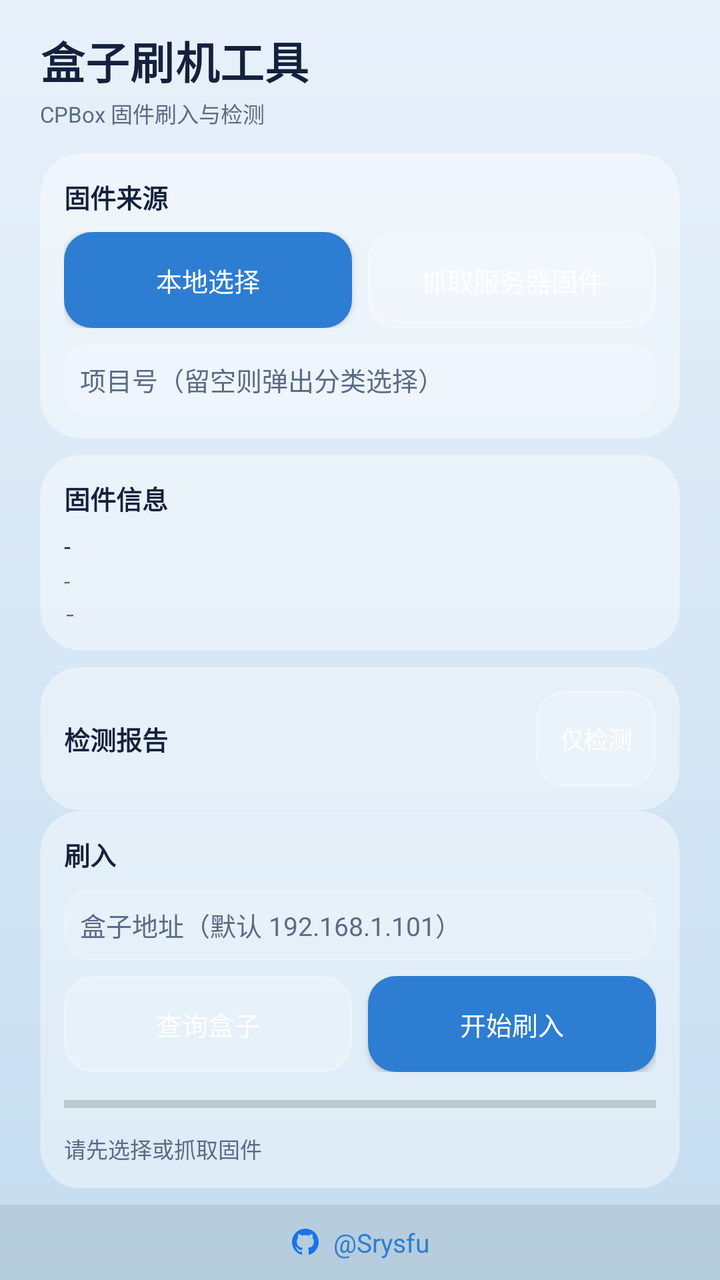
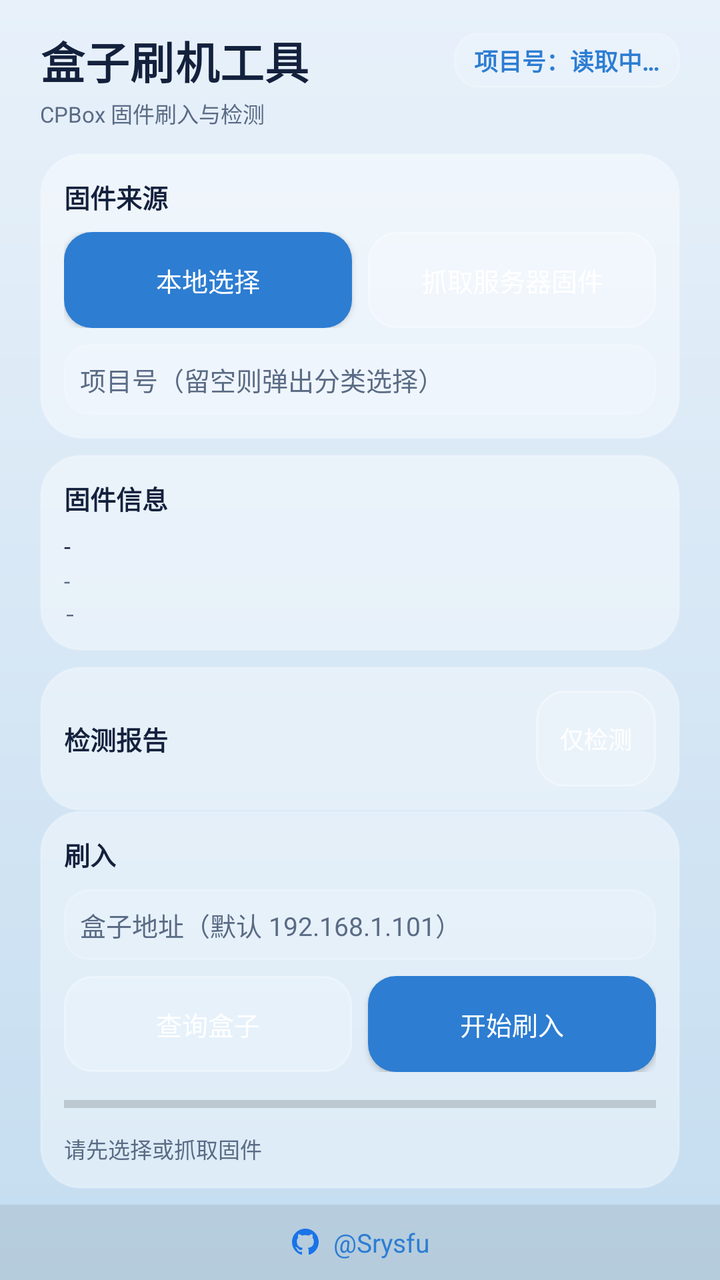

Compare the two renders of this Android layout. The source of the first and the diff that turns it into the second are given below.
<!-- AndroidManifest.xml: application theme Theme.BoxFlasher -->
<!-- res/layout/activity_main.xml -->
<?xml version="1.0" encoding="utf-8"?>
<androidx.constraintlayout.widget.ConstraintLayout
    xmlns:android="http://schemas.android.com/apk/res/android"
    xmlns:app="http://schemas.android.com/apk/res-auto"
    android:layout_width="match_parent"
    android:layout_height="match_parent"
    android:background="@drawable/bg_gradient">

    
    <TextView
        android:id="@+id/tvTitle"
        android:layout_width="wrap_content"
        android:layout_height="wrap_content"
        android:text="@string/title"
        android:textColor="@color/text_primary"
        android:textSize="22sp"
        android:textStyle="bold"
        android:letterSpacing="0.02"
        app:layout_constraintTop_toTopOf="parent"
        app:layout_constraintStart_toStartOf="parent"
        android:layout_marginTop="14dp"
        android:layout_marginStart="20dp" />

    <TextView
        android:id="@+id/tvSubtitle"
        android:layout_width="wrap_content"
        android:layout_height="wrap_content"
        android:text="@string/subtitle"
        android:textColor="@color/text_secondary"
        android:textSize="11sp"
        app:layout_constraintTop_toBottomOf="@id/tvTitle"
        app:layout_constraintStart_toStartOf="@id/tvTitle"
        android:layout_marginTop="2dp" />

    
    <LinearLayout
        android:id="@+id/cardSource"
        android:layout_width="0dp"
        android:layout_height="wrap_content"
        android:orientation="vertical"
        android:background="@drawable/bg_glass_card"
        android:padding="12dp"
        app:layout_constraintTop_toBottomOf="@id/tvSubtitle"
        app:layout_constraintStart_toStartOf="parent"
        app:layout_constraintEnd_toEndOf="parent"
        android:layout_marginTop="12dp"
        android:layout_marginStart="20dp"
        android:layout_marginEnd="20dp">

        <TextView
            android:layout_width="wrap_content"
            android:layout_height="wrap_content"
            android:text="@string/section_source"
            android:textColor="@color/text_primary"
            android:textSize="13sp"
            android:textStyle="bold" />

        <LinearLayout
            android:layout_width="match_parent"
            android:layout_height="wrap_content"
            android:layout_marginTop="8dp"
            android:orientation="horizontal">

            <Button
                android:id="@+id/btnPickLocal"
                android:layout_width="0dp"
                android:layout_height="wrap_content"
                android:layout_weight="1"
                android:text="@string/pick_local"
                android:textColor="#FFFFFF"
                android:textSize="13sp"
                android:background="@drawable/bg_btn_primary" />

            <Button
                android:id="@+id/btnFetchServer"
                android:layout_width="0dp"
                android:layout_height="wrap_content"
                android:layout_weight="1"
                android:layout_marginStart="8dp"
                android:text="@string/fetch_server"
                android:textColor="#FFFFFF"
                android:textSize="13sp"
                android:background="@drawable/bg_btn_ghost" />
        </LinearLayout>

        <EditText
            android:id="@+id/etProject"
            android:layout_width="match_parent"
            android:layout_height="wrap_content"
            android:layout_marginTop="8dp"
            android:hint="@string/project_hint"
            android:textColor="@color/text_primary"
            android:textColorHint="@color/text_secondary"
            android:textSize="13sp"
            android:background="@drawable/bg_input"
            android:padding="8dp"
            android:inputType="text" />
    </LinearLayout>

    
    <LinearLayout
        android:id="@+id/cardInfo"
        android:layout_width="0dp"
        android:layout_height="wrap_content"
        android:orientation="vertical"
        android:background="@drawable/bg_glass_card"
        android:padding="12dp"
        app:layout_constraintTop_toBottomOf="@id/cardSource"
        app:layout_constraintStart_toStartOf="parent"
        app:layout_constraintEnd_toEndOf="parent"
        android:layout_marginTop="8dp"
        android:layout_marginStart="20dp"
        android:layout_marginEnd="20dp">

        <TextView
            android:layout_width="wrap_content"
            android:layout_height="wrap_content"
            android:text="@string/section_info"
            android:textColor="@color/text_primary"
            android:textSize="13sp"
            android:textStyle="bold" />

        <TextView
            android:id="@+id/tvFirmwareName"
            android:layout_width="match_parent"
            android:layout_height="wrap_content"
            android:layout_marginTop="6dp"
            android:text="-"
            android:textColor="@color/text_primary"
            android:textSize="12sp" />

        <TextView
            android:id="@+id/tvFirmwareSize"
            android:layout_width="match_parent"
            android:layout_height="wrap_content"
            android:layout_marginTop="2dp"
            android:text="-"
            android:textColor="@color/text_secondary"
            android:textSize="11sp" />

        <TextView
            android:id="@+id/tvFirmwareMd5"
            android:layout_width="match_parent"
            android:layout_height="wrap_content"
            android:layout_marginTop="2dp"
            android:text="-"
            android:textColor="@color/text_secondary"
            android:textSize="10sp"
            android:fontFamily="monospace"
            android:maxLines="1"
            android:ellipsize="end" />
    </LinearLayout>

    
    <LinearLayout
        android:id="@+id/cardCheck"
        android:layout_width="0dp"
        android:layout_height="0dp"
        android:orientation="vertical"
        android:background="@drawable/bg_glass_card"
        android:padding="12dp"
        app:layout_constraintTop_toBottomOf="@id/cardInfo"
        app:layout_constraintBottom_toTopOf="@id/cardFlash"
        app:layout_constraintStart_toStartOf="parent"
        app:layout_constraintEnd_toEndOf="parent"
        android:layout_marginTop="8dp"
        android:layout_marginStart="20dp"
        android:layout_marginEnd="20dp">

        <LinearLayout
            android:layout_width="match_parent"
            android:layout_height="wrap_content"
            android:orientation="horizontal"
            android:gravity="center_vertical">

            <TextView
                android:layout_width="0dp"
                android:layout_height="wrap_content"
                android:layout_weight="1"
                android:text="@string/section_check"
                android:textColor="@color/text_primary"
                android:textSize="13sp"
                android:textStyle="bold" />

            <Button
                android:id="@+id/btnCheckOnly"
                android:layout_width="wrap_content"
                android:layout_height="wrap_content"
                android:text="@string/check_only"
                android:textColor="#FFFFFF"
                android:textSize="12sp"
                android:background="@drawable/bg_btn_ghost"
                android:minWidth="0dp"
                android:paddingLeft="12dp"
                android:paddingRight="12dp" />
        </LinearLayout>

        <TextView
            android:id="@+id/tvCheckSummary"
            android:layout_width="match_parent"
            android:layout_height="wrap_content"
            android:layout_marginTop="6dp"
            android:textStyle="bold"
            android:textColor="@color/accent"
            android:textSize="12sp" />

        <ScrollView
            android:layout_width="match_parent"
            android:layout_height="0dp"
            android:layout_weight="1"
            android:layout_marginTop="4dp"
            android:scrollbars="vertical"
            android:overScrollMode="never">

            <TextView
                android:id="@+id/tvCheckReport"
                android:layout_width="match_parent"
                android:layout_height="wrap_content"
                android:fontFamily="monospace"
                android:textColor="@color/text_secondary"
                android:textSize="11sp"
                android:lineSpacingExtra="1dp" />
        </ScrollView>
    </LinearLayout>

    
    <LinearLayout
        android:id="@+id/cardFlash"
        android:layout_width="0dp"
        android:layout_height="wrap_content"
        android:orientation="vertical"
        android:background="@drawable/bg_glass_card"
        android:padding="12dp"
        app:layout_constraintBottom_toTopOf="@id/layoutGithub"
        app:layout_constraintStart_toStartOf="parent"
        app:layout_constraintEnd_toEndOf="parent"
        android:layout_marginBottom="8dp"
        android:layout_marginStart="20dp"
        android:layout_marginEnd="20dp">

        <TextView
            android:layout_width="wrap_content"
            android:layout_height="wrap_content"
            android:text="@string/section_flash"
            android:textColor="@color/text_primary"
            android:textSize="13sp"
            android:textStyle="bold" />

        <EditText
            android:id="@+id/etHost"
            android:layout_width="match_parent"
            android:layout_height="wrap_content"
            android:layout_marginTop="8dp"
            android:hint="@string/host_hint"
            android:textColor="@color/text_primary"
            android:textColorHint="@color/text_secondary"
            android:textSize="13sp"
            android:background="@drawable/bg_input"
            android:padding="8dp"
            android:inputType="text" />

        <LinearLayout
            android:layout_width="match_parent"
            android:layout_height="wrap_content"
            android:layout_marginTop="8dp"
            android:orientation="horizontal">

            <Button
                android:id="@+id/btnRefreshBox"
                android:layout_width="0dp"
                android:layout_height="wrap_content"
                android:layout_weight="1"
                android:text="@string/refresh_box"
                android:textColor="#FFFFFF"
                android:textSize="13sp"
                android:background="@drawable/bg_btn_ghost" />

            <Button
                android:id="@+id/btnFlash"
                android:layout_width="0dp"
                android:layout_height="wrap_content"
                android:layout_weight="1"
                android:layout_marginStart="8dp"
                android:text="@string/start_flash"
                android:textColor="#FFFFFF"
                android:textSize="13sp"
                android:background="@drawable/bg_btn_primary" />
        </LinearLayout>

        <ProgressBar
            android:id="@+id/progressFlash"
            style="?android:attr/progressBarStyleHorizontal"
            android:layout_width="match_parent"
            android:layout_height="wrap_content"
            android:layout_marginTop="8dp"
            android:max="100"
            android:progressTint="@color/accent" />

        <TextView
            android:id="@+id/tvStatus"
            android:layout_width="match_parent"
            android:layout_height="wrap_content"
            android:layout_marginTop="6dp"
            android:text="@string/status_no_firmware"
            android:textColor="@color/text_secondary"
            android:textSize="11sp"
            android:maxLines="2"
            android:ellipsize="end" />
    </LinearLayout>

    
    <LinearLayout
        android:id="@+id/layoutGithub"
        android:layout_width="match_parent"
        android:layout_height="wrap_content"
        android:orientation="horizontal"
        android:gravity="center"
        android:padding="10dp"
        android:background="@color/github_bar"
        app:layout_constraintBottom_toBottomOf="parent">

        <ImageView
            android:id="@+id/ivGithubIcon"
            android:layout_width="16dp"
            android:layout_height="16dp"
            android:src="@drawable/ic_github"
            android:contentDescription="@string/github_label" />

        <TextView
            android:id="@+id/tvGithub"
            android:layout_width="wrap_content"
            android:layout_height="wrap_content"
            android:layout_marginStart="6dp"
            android:text="@string/github_label"
            android:textColor="@color/accent"
            android:textSize="13sp" />

    </LinearLayout>

</androidx.constraintlayout.widget.ConstraintLayout>
<!-- resources referenced by this layout -->
<resources>
  <color name="accent">#2D7DD2</color>
  <color name="github_bar">#14000000</color>
  <color name="text_primary">#14213D</color>
  <color name="text_secondary">#5A6B85</color>
  <!-- drawable bg_btn_ghost (drawable) -->
  <?xml version="1.0" encoding="utf-8"?>
  <selector xmlns:android="http://schemas.android.com/apk/res/android">
      <item android:state_pressed="true">
          <shape>
              <solid android:color="#40FFFFFF" />
              <corners android:radius="14dp" />
              <stroke android:width="1dp" android:color="#66FFFFFF" />
          </shape>
      </item>
      <item>
          <shape>
              <solid android:color="#33FFFFFF" />
              <corners android:radius="14dp" />
              <stroke android:width="1dp" android:color="#55FFFFFF" />
          </shape>
      </item>
  </selector>
  <!-- drawable bg_btn_primary (drawable) -->
  <?xml version="1.0" encoding="utf-8"?>
  <selector xmlns:android="http://schemas.android.com/apk/res/android">
      <item android:state_pressed="true">
          <shape>
              <solid android:color="@color/btn_primary_pressed" />
              <corners android:radius="14dp" />
          </shape>
      </item>
      <item>
          <shape>
              <solid android:color="@color/btn_primary" />
              <corners android:radius="14dp" />
          </shape>
      </item>
  </selector>
  <!-- drawable bg_glass_card (drawable) -->
  <?xml version="1.0" encoding="utf-8"?>
  <shape xmlns:android="http://schemas.android.com/apk/res/android">
      <solid android:color="@color/glass_card" />
      <corners android:radius="20dp" />
      <stroke
          android:width="1dp"
          android:color="@color/glass_stroke" />
  </shape>
  <!-- drawable bg_gradient (drawable) -->
  <?xml version="1.0" encoding="utf-8"?>
  <shape xmlns:android="http://schemas.android.com/apk/res/android">
      <gradient
          android:angle="270"
          android:startColor="@color/bg_top"
          android:centerColor="@color/bg_mid"
          android:endColor="@color/bg_bottom" />
  </shape>
  <!-- drawable bg_input (drawable) -->
  <?xml version="1.0" encoding="utf-8"?>
  <shape xmlns:android="http://schemas.android.com/apk/res/android">
      <solid android:color="#22FFFFFF" />
      <corners android:radius="12dp" />
      <stroke android:width="1dp" android:color="#33FFFFFF" />
  </shape>
  <string name="check_only">仅检测</string>
  <string name="fetch_server">抓取服务器固件</string>
  <string name="github_label">@Srysfu</string>
  <string name="host_hint">盒子地址（默认 192.168.1.101）</string>
  <string name="pick_local">本地选择</string>
  <string name="project_hint">项目号（留空则弹出分类选择）</string>
  <string name="refresh_box">查询盒子</string>
  <string name="section_check">检测报告</string>
  <string name="section_flash">刷入</string>
  <string name="section_info">固件信息</string>
  <string name="section_source">固件来源</string>
  <string name="start_flash">开始刷入</string>
  <string name="status_no_firmware">请先选择或抓取固件</string>
  <string name="subtitle">CPBox 固件刷入与检测</string>
  <string name="title">盒子刷机工具</string>
  <color name="btn_primary_pressed">#1E5FA8</color>
  <color name="btn_primary">#2D7DD2</color>
  <color name="glass_card">#66FFFFFF</color>
  <color name="glass_stroke">#33FFFFFF</color>
  <color name="bg_top">#E8F1FA</color>
  <color name="bg_mid">#D7E7F5</color>
  <color name="bg_bottom">#C4DDF0</color>
  <color name="accent_dark">#1E5FA8</color>
  <!-- unchanged entries left out for length: 2 -->
</resources>

<!-- the commit's change to res/layout/activity_main.xml (unified diff, before → after) -->
@@ -31,6 +31,24 @@
         app:layout_constraintTop_toBottomOf="@id/tvTitle"
         app:layout_constraintStart_toStartOf="@id/tvTitle"
         android:layout_marginTop="2dp" />
+
+    <TextView
+        android:id="@+id/tvBoxProject"
+        android:layout_width="wrap_content"
+        android:layout_height="wrap_content"
+        android:text="@string/box_project_loading"
+        android:textColor="@color/accent"
+        android:textSize="12sp"
+        android:textStyle="bold"
+        android:background="@drawable/bg_input"
+        android:paddingStart="10dp"
+        android:paddingEnd="10dp"
+        android:paddingTop="5dp"
+        android:paddingBottom="5dp"
+        app:layout_constraintTop_toTopOf="@id/tvTitle"
+        app:layout_constraintBottom_toBottomOf="@id/tvTitle"
+        app:layout_constraintEnd_toEndOf="parent"
+        android:layout_marginEnd="20dp" />
 
     
     <LinearLayout
<!-- resource entries referenced after the edit -->
@@ -63,6 +63,7 @@
       <corners android:radius="12dp" />
       <stroke android:width="1dp" android:color="#33FFFFFF" />
   </shape>
+  <string name="box_project_loading">项目号：读取中…</string>
   <string name="check_only">仅检测</string>
   <string name="fetch_server">抓取服务器固件</string>
   <string name="github_label">@Srysfu</string>
